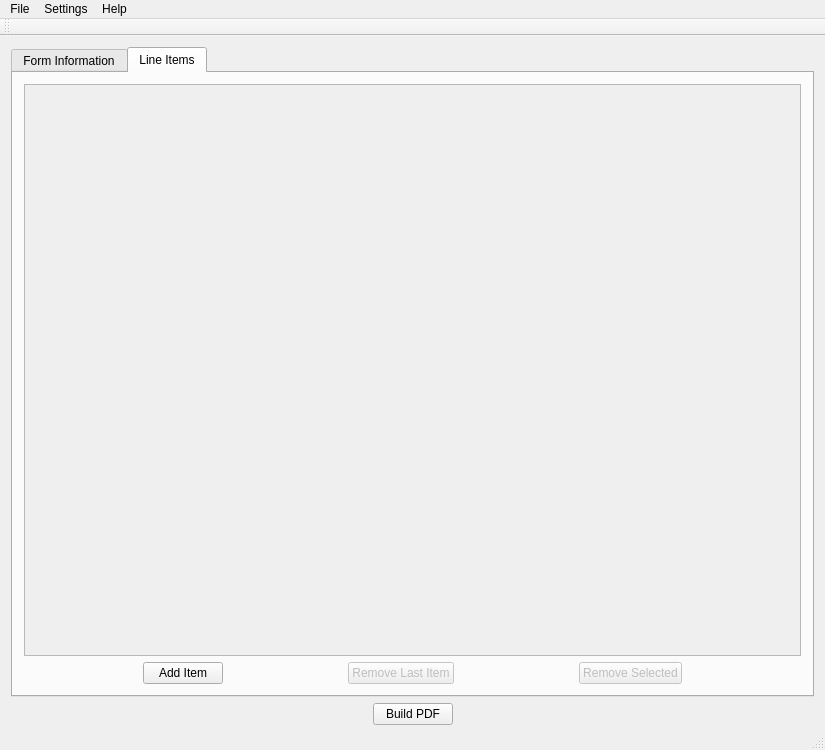
djallen89/Invoicer, file invoicer.ui: the form before one commit.
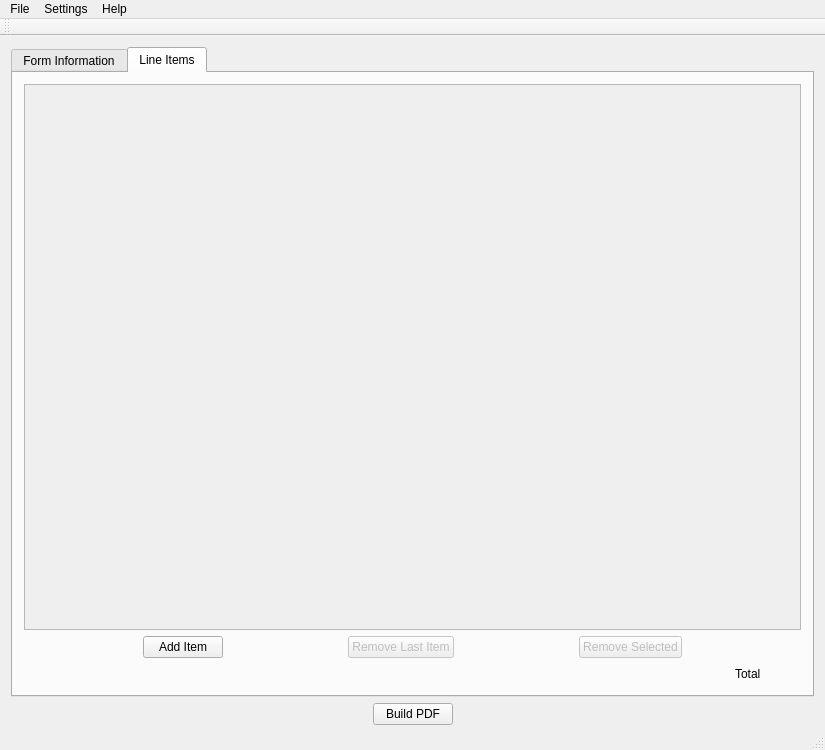
The form after the commit. The open tabs and pages were chosen to show the change.

Patch:
```diff
--- a/invoicer.ui
+++ b/invoicer.ui
@@ -215,7 +215,7 @@
                  <x>0</x>
                  <y>0</y>
                  <width>779</width>
-                 <height>561</height>
+                 <height>533</height>
                 </rect>
                </property>
               </widget>
@@ -304,6 +304,46 @@
               </item>
              </layout>
             </item>
+            <item>
+             <layout class="QHBoxLayout" name="horizontalLayout_2">
+              <item>
+               <spacer name="horizontalSpacer">
+                <property name="orientation">
+                 <enum>Qt::Horizontal</enum>
+                </property>
+                <property name="sizeHint" stdset="0">
+                 <size>
+                  <width>40</width>
+                  <height>20</height>
+                 </size>
+                </property>
+               </spacer>
+              </item>
+              <item>
+               <widget class="QLabel" name="totalLabel">
+                <property name="text">
+                 <string>Total</string>
+                </property>
+               </widget>
+              </item>
+              <item>
+               <spacer name="horizontalSpacer_8">
+                <property name="orientation">
+                 <enum>Qt::Horizontal</enum>
+                </property>
+                <property name="sizeType">
+                 <enum>QSizePolicy::Minimum</enum>
+                </property>
+                <property name="sizeHint" stdset="0">
+                 <size>
+                  <width>40</width>
+                  <height>20</height>
+                 </size>
+                </property>
+               </spacer>
+              </item>
+             </layout>
+            </item>
            </layout>
           </item>
          </layout>
```
Left out of the diff: 2 changed lines with no effect on the pictures.
